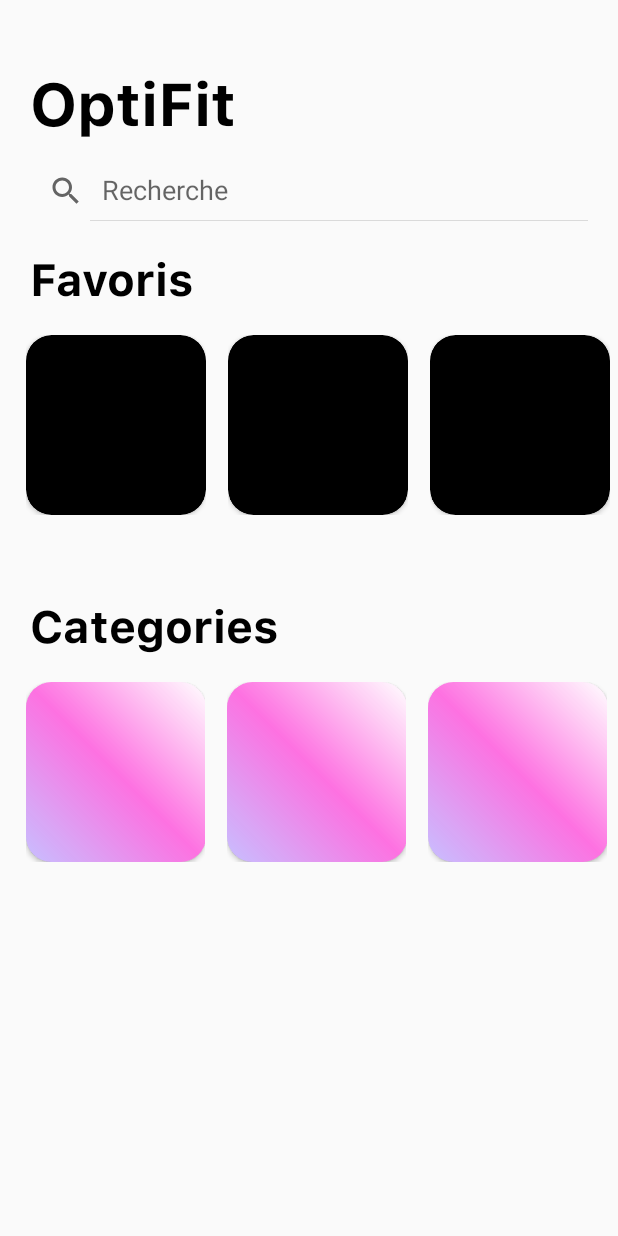
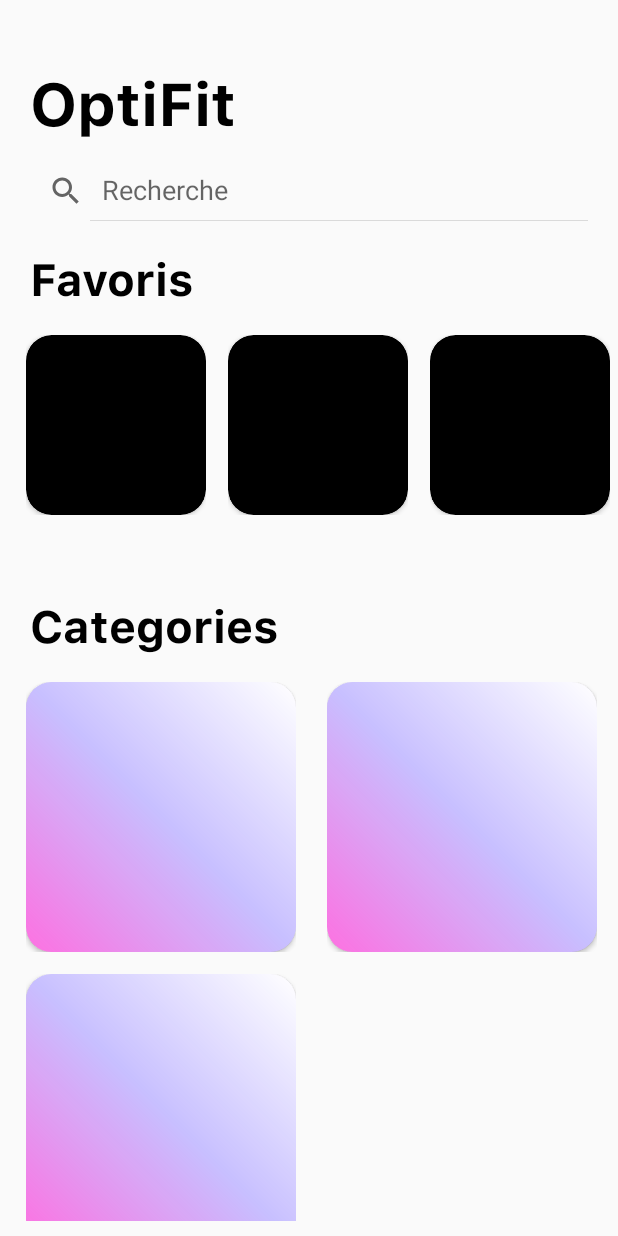
Before and after one commit to Entela8/OptiFit, an Android app built with Jetpack Compose: the layout activity_main.xml on its own in the app's theme, with its tools: preview values and no code run, on a phone screen of 412 x 824 dp. Run offline under Robolectric (Android 15) with nearby library versions, the phone set to English and light mode, and no system bars.

Commit message:
Categories activity_main view fixed

```diff
--- a/app/src/main/java/com/example/optifit/MainActivity.kt
+++ b/app/src/main/java/com/example/optifit/MainActivity.kt
@@ -85,16 +85,15 @@ class MainActivity : ComponentActivity() {
         //CATEGORIES RECYCLER VIEW
         val myDataset = CategoryData().loadCategory()
         val categoryRecyclerView = findViewById<RecyclerView>(R.id.categoriesRecyclerView)
-        val layoutManager = GridLayoutManager(this, 3) // Set spanCount to 3 for a grid with 3 items in each row
+        val layoutManager = GridLayoutManager(this, 2)
         categoryRecyclerView.layoutManager = layoutManager
         categoryRecyclerView.adapter = CategoryAdapter(this, myDataset)
 
         //CATEGORY TRANSITION
         val categoriesTitle = findViewById<TextView>(R.id.categoriesTitle)
 
-        // Set an OnClickListener for the "Categories" title
+        // OnClickListener  "Categories" title
         categoriesTitle.setOnClickListener {
-            // When clicked, navigate to CategoriesActivity
             val intent = Intent(this, CategoriesActivity::class.java)
             startActivity(intent)
         }
--- a/app/src/main/res/drawable/gradient.xml
+++ b/app/src/main/res/drawable/gradient.xml
@@ -5,8 +5,8 @@
     <gradient
         android:angle="45"
         android:endColor="#00fc03ca"
-        android:startColor="#402200FF"
-        android:centerColor="#90fc03ca"
+        android:startColor="#90fc03ca"
+        android:centerColor="#402200FF"
     />
 
     <corners android:radius="0dp" />
--- a/app/src/main/res/layout/activity_main.xml
+++ b/app/src/main/res/layout/activity_main.xml
@@ -118,7 +118,7 @@
             android:clipToPadding="true"
             android:scrollbars="none"
             app:layoutManager="androidx.recyclerview.widget.GridLayoutManager"
-            app:spanCount="3"
+            app:spanCount="2"
             tools:listitem="@layout/item_category" />
 
         </FrameLayout>
--- a/app/src/main/res/layout/item_category.xml
+++ b/app/src/main/res/layout/item_category.xml
@@ -8,8 +8,8 @@
 
     <androidx.cardview.widget.CardView
         xmlns:app="http://schemas.android.com/apk/res-auto"
-        android:layout_width="120dp"
-        android:layout_height="120dp"
+        android:layout_width="180dp"
+        android:layout_height="180dp"
         android:layout_gravity="center"
         app:cardCornerRadius="17dp"
         app:cardElevation="2dp">
```
